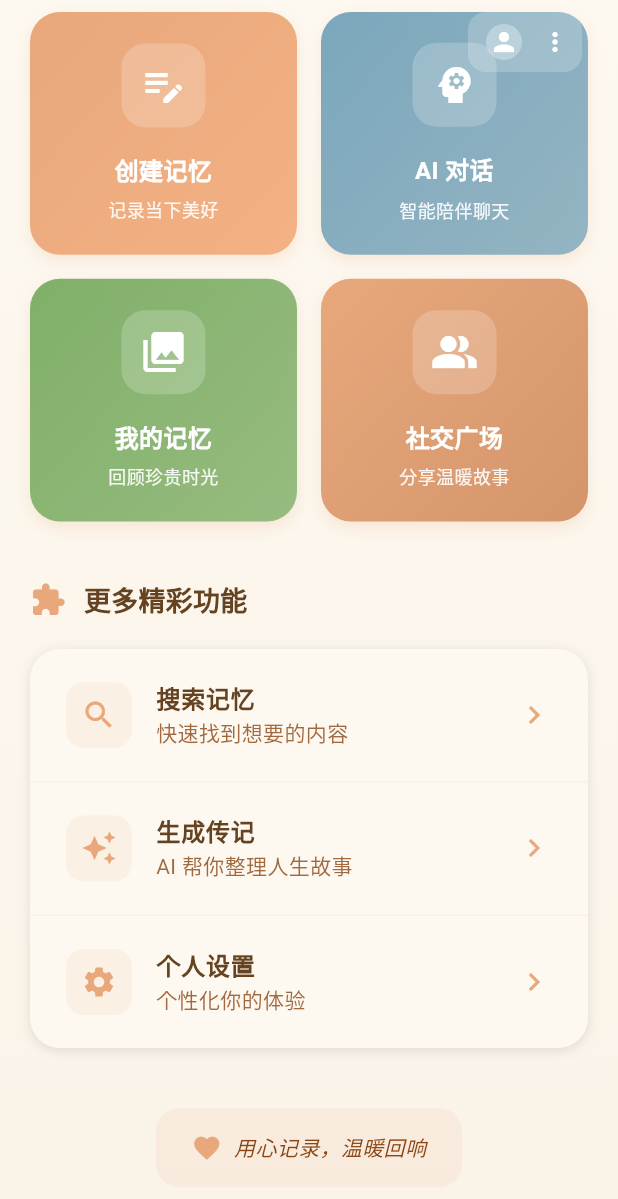
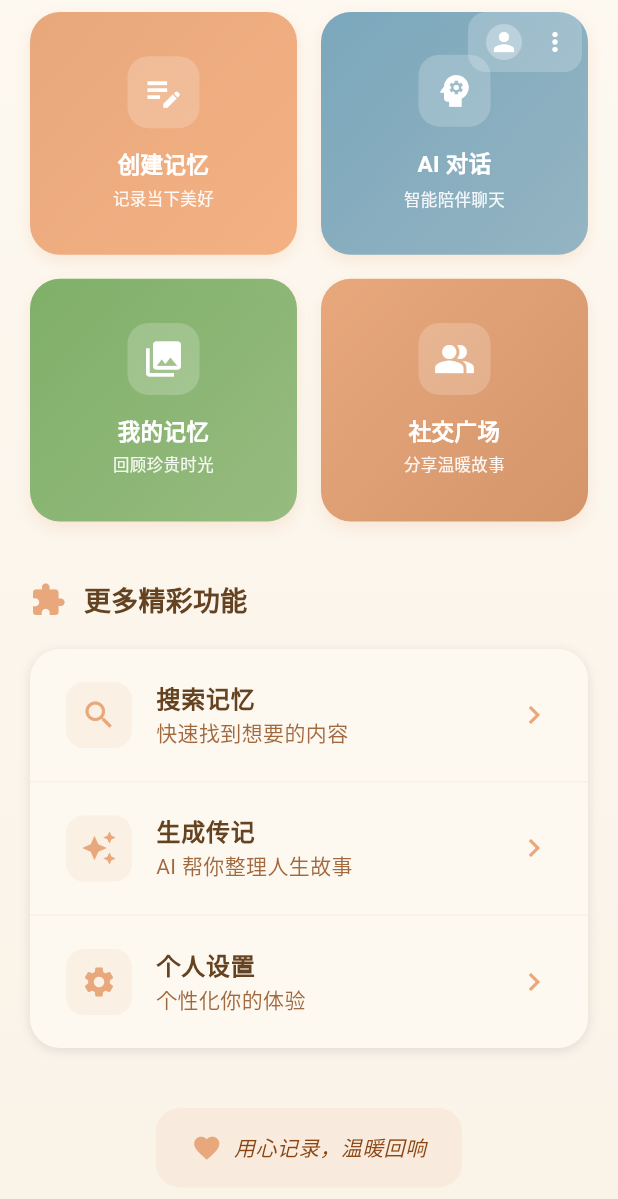
Before and after one commit to zjtdzyx/Memory-Echoes, a Flutter app: the screen it shows once a user with an empty profile is signed in, scrolled down 576 dp, on a phone screen of 412 x 824 dp. Shown: the top 1199 px of the screen. Run offline on Flutter 3.47's test engine with Material 3 defaults, Android fonts, the phone set to English and light mode, and no system bars; our stand-ins replace cached_network_image, cloud_firestore, dio, firebase_auth, firebase_core, firebase_storage and 5 more; missing offline and left inert: record; accounts and stored records are empty; Roboto replaces fonts that are missing (Georgia).

Commit message:
fix: 修复样式问题

```diff
--- a/lib/core/constants/app_theme.dart
+++ b/lib/core/constants/app_theme.dart
@@ -72,7 +72,7 @@ class AppTheme {
     ),
 
     // 卡片主题 - 温暖圆润
-    cardTheme: CardTheme(
+    cardTheme: CardThemeData(
       color: lightCream,
       shadowColor: primaryOrange.withOpacity(0.2),
       elevation: 4,
@@ -267,7 +267,6 @@ class AppTheme {
     useMaterial3: true,
     colorScheme: darkColorScheme,
     fontFamily: 'Georgia',
-
     appBarTheme: AppBarTheme(
       backgroundColor: Colors.transparent,
       foregroundColor: warmCream,
@@ -281,17 +280,6 @@ class AppTheme {
       ),
       iconTheme: const IconThemeData(color: warmCream),
     ),
-
-    cardTheme: CardTheme(
-      color: const Color(0xFF2C1810),
-      shadowColor: accentOrange.withOpacity(0.3),
-      elevation: 6,
-      shape: RoundedRectangleBorder(
-        borderRadius: BorderRadius.circular(20),
-      ),
-      margin: const EdgeInsets.symmetric(horizontal: 16, vertical: 8),
-    ),
-
     visualDensity: VisualDensity.adaptivePlatformDensity,
   );
 
--- a/lib/presentation/pages/home/home_page.dart
+++ b/lib/presentation/pages/home/home_page.dart
@@ -171,8 +171,7 @@ class HomePage extends ConsumerWidget {
                           value: 'logout',
                           child: Row(
                             children: [
-                              Icon(Icons.logout,
-                                  color: AppTheme.errorRed),
+                              Icon(Icons.logout, color: AppTheme.errorRed),
                               const SizedBox(width: 12),
                               const Text('退出登录'),
                             ],
@@ -262,7 +261,8 @@ class HomePage extends ConsumerWidget {
                                       .textTheme
                                       .bodyMedium
                                       ?.copyWith(
-                                        color: AppTheme.richBrown.withOpacity(0.8),
+                                        color:
+                                            AppTheme.richBrown.withOpacity(0.8),
                                       ),
                                 ),
                               ],
@@ -287,7 +287,8 @@ class HomePage extends ConsumerWidget {
                         const SizedBox(width: 12),
                         Text(
                           '开始你的记忆之旅',
-                          style: Theme.of(context).textTheme.titleLarge?.copyWith(
+                          style:
+                              Theme.of(context).textTheme.titleLarge?.copyWith(
                                     fontWeight: FontWeight.bold,
                                     color: AppTheme.darkBrown,
                                   ),
@@ -316,21 +317,30 @@ class HomePage extends ConsumerWidget {
                         title: 'AI 对话',
                         subtitle: '智能陪伴聊天',
                         icon: Icons.psychology,
-                        colors: [AppTheme.infoBlue, AppTheme.infoBlue.withOpacity(0.8)],
+                        colors: [
+                          AppTheme.infoBlue,
+                          AppTheme.infoBlue.withOpacity(0.8)
+                        ],
                         onTap: () => context.go('/chat'),
                       ),
                       _WarmFeatureCard(
                         title: '我的记忆',
                         subtitle: '回顾珍贵时光',
                         icon: Icons.photo_library,
-                        colors: [AppTheme.successGreen, AppTheme.successGreen.withOpacity(0.8)],
+                        colors: [
+                          AppTheme.successGreen,
+                          AppTheme.successGreen.withOpacity(0.8)
+                        ],
                         onTap: () => context.go('/stories'),
                       ),
                       _WarmFeatureCard(
                         title: '社交广场',
                         subtitle: '分享温暖故事',
                         icon: Icons.people_alt,
-                        colors: [AppTheme.warningAmber, AppTheme.secondaryOrange],
+                        colors: [
+                          AppTheme.warningAmber,
+                          AppTheme.secondaryOrange
+                        ],
                         onTap: () => context.go('/social'),
                       ),
                     ],
@@ -351,7 +361,8 @@ class HomePage extends ConsumerWidget {
                         const SizedBox(width: 12),
                         Text(
                           '更多精彩功能',
-                          style: Theme.of(context).textTheme.titleMedium?.copyWith(
+                          style:
+                              Theme.of(context).textTheme.titleMedium?.copyWith(
                                     fontWeight: FontWeight.bold,
                                     color: AppTheme.darkBrown,
                                   ),
@@ -479,42 +490,46 @@ class _WarmFeatureCard extends StatelessWidget {
               ),
               borderRadius: BorderRadius.circular(20),
             ),
-            padding: const EdgeInsets.all(20),
+            padding: const EdgeInsets.all(16),
             child: Column(
               mainAxisAlignment: MainAxisAlignment.center,
               children: [
                 Container(
-                  padding: const EdgeInsets.all(12),
+                  padding: const EdgeInsets.all(10),
                   decoration: BoxDecoration(
                     color: Colors.white.withOpacity(0.2),
-                    borderRadius: BorderRadius.circular(16),
+                    borderRadius: BorderRadius.circular(14),
                   ),
                   child: Icon(
                     icon,
-                    size: 32,
+                    size: 28,
                     color: Colors.white,
                   ),
                 ),
-                const SizedBox(height: 16),
+                const SizedBox(height: 12),
                 Text(
                   title,
                   style: const TextStyle(
                     color: Colors.white,
-                    fontSize: 16,
+                    fontSize: 15,
                     fontWeight: FontWeight.bold,
                     fontFamily: 'Georgia',
                   ),
                   textAlign: TextAlign.center,
+                  maxLines: 1,
+                  overflow: TextOverflow.ellipsis,
                 ),
-                const SizedBox(height: 6),
+                const SizedBox(height: 4),
                 Text(
                   subtitle,
                   style: TextStyle(
                     color: Colors.white.withOpacity(0.9),
-                    fontSize: 12,
+                    fontSize: 11,
                     fontFamily: 'Georgia',
                   ),
                   textAlign: TextAlign.center,
+                  maxLines: 1,
+                  overflow: TextOverflow.ellipsis,
                 ),
               ],
             ),
--- a/lib/presentation/pages/splash/splash_page.dart
+++ b/lib/presentation/pages/splash/splash_page.dart
@@ -55,7 +55,9 @@ class _SplashPageState extends ConsumerState<SplashPage>
   void _startAnimation() {
     _fadeController.forward();
     Future.delayed(const Duration(milliseconds: 300), () {
-      _scaleController.forward();
+      if (mounted) {
+        _scaleController.forward();
+      }
     });
   }
 
```
Also changed, not shown: 2 other files. Lines whose indentation alone changed are shown as unchanged.
